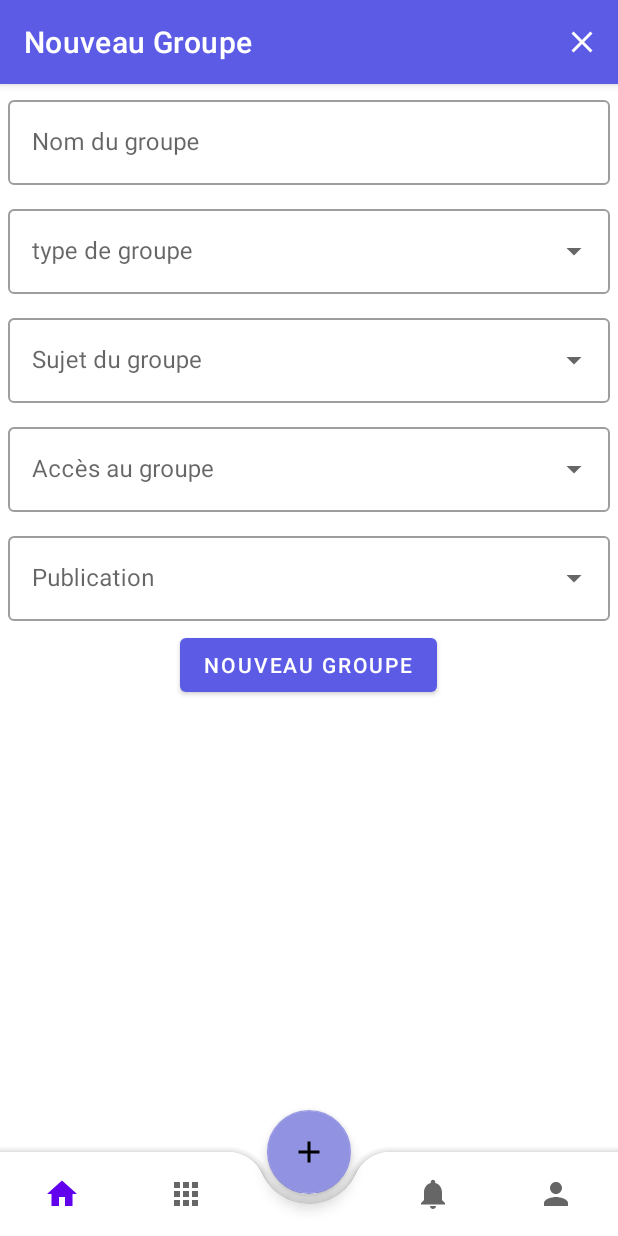
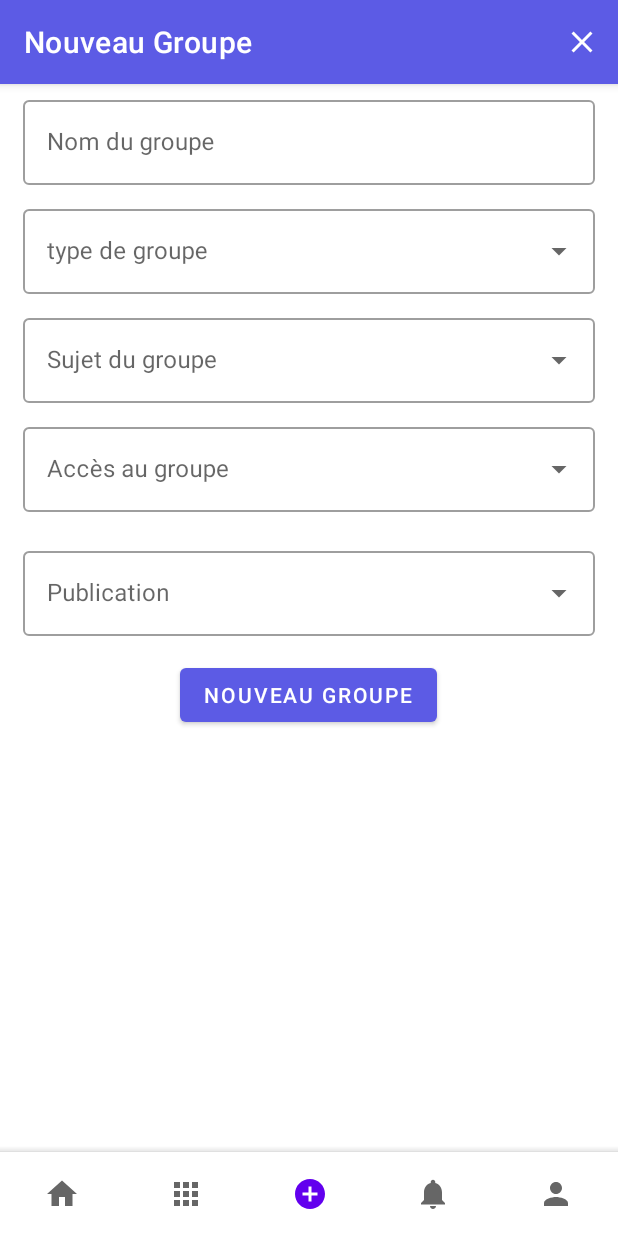
Before and after one commit to ETS-Android2/reseau-social-android, an Android app: the NewGroupFragment screen opened through its navigation route, on a phone screen of 412 x 824 dp. Run offline under Robolectric (Android 15) with nearby library versions, the phone set to English and light mode, and no system bars; our stand-ins replace navigation-ui; 2 statements that could not run were skipped.

Commit message:
Remplacement du bouton flotant de la toolbar bar un bouton classique au milieu de celle ci (c'est mieux niveau design, on a moins de problème et c'est plus sobre)

```diff
--- a/SocialMediaProject/app/src/main/java/com/example/socialmediaproject/MainActivity.java
+++ b/SocialMediaProject/app/src/main/java/com/example/socialmediaproject/MainActivity.java
@@ -28,7 +28,7 @@
         // Passing each menu ID as a set of Ids because each
         // menu should be considered as top level destinations.
         AppBarConfiguration appBarConfiguration = new AppBarConfiguration.Builder(
-                R.id.navigation_home, R.id.navigation_dashboard, R.id.navigation_notifications, R.id.navigation_profile)
+                R.id.navigation_home, R.id.navigation_dashboard, R.id.navigation_newGroup, R.id.navigation_notifications, R.id.navigation_profile)
                 .build();
         NavController navController = Navigation.findNavController(this, R.id.nav_host_fragment);
         //NavigationUI.setupActionBarWithNavController(this, navController, appBarConfiguration);
@@ -37,6 +37,7 @@
 
 
         // action sur le bouton flottant du menu pour ajouter un groupe
+        /*
         FloatingActionButton fab = findViewById(R.id.btnAddGroup);
         fab.setOnClickListener(new View.OnClickListener() {
             @Override
@@ -44,7 +45,7 @@
                 //Toast.makeText(getApplicationContext(),"Nouveau groupe!" , Toast.LENGTH_SHORT).show();
                 Navigation.findNavController(MainActivity.this, R.id.nav_host_fragment).navigate(R.id.newGroupFragment);
             }
-        });
+        });*/
 
 
     }
--- /dev/null
+++ b/SocialMediaProject/app/src/main/res/drawable/ic_baseline_add_circle_24.xml
@@ -0,0 +1,10 @@
+<vector xmlns:android="http://schemas.android.com/apk/res/android"
+    android:width="24dp"
+    android:height="24dp"
+    android:viewportWidth="24"
+    android:viewportHeight="24"
+    android:tint="?attr/colorControlNormal">
+  <path
+      android:fillColor="@android:color/white"
+      android:pathData="M12,2C6.48,2 2,6.48 2,12s4.48,10 10,10 10,-4.48 10,-10S17.52,2 12,2zM17,13h-4v4h-2v-4L7,13v-2h4L11,7h2v4h4v2z"/>
+</vector>
--- a/SocialMediaProject/app/src/main/res/layout/activity_main.xml
+++ b/SocialMediaProject/app/src/main/res/layout/activity_main.xml
@@ -51,13 +51,13 @@
             app:menu="@menu/bottom_nav_menu" />
 
     </com.google.android.material.bottomappbar.BottomAppBar>
-
+<!--
     <com.google.android.material.floatingactionbutton.FloatingActionButton
         android:id="@+id/btnAddGroup"
         android:layout_width="wrap_content"
         android:layout_height="wrap_content"
         app:layout_anchor="@+id/bottom_bar"
         app:layout_anchorGravity="center_horizontal"
-        android:src="@drawable/ic_baseline_add_24" />
+        android:src="@drawable/ic_baseline_add_24" />-->
 
 </androidx.coordinatorlayout.widget.CoordinatorLayout>
--- a/SocialMediaProject/app/src/main/res/layout/new_group_fragment.xml
+++ b/SocialMediaProject/app/src/main/res/layout/new_group_fragment.xml
@@ -10,7 +10,7 @@
         android:layout_height="match_parent">
         <RelativeLayout
             android:layout_width="match_parent"
-            android:layout_height="match_parent"
+            android:layout_height="wrap_content"
             android:orientation="vertical">
 
 
@@ -19,7 +19,10 @@
                 android:id="@+id/label_group_name"
                 android:layout_width="match_parent"
                 android:layout_height="wrap_content"
-                android:layout_margin="5dp"
+                android:layout_marginLeft="15dp"
+                android:layout_marginRight="15dp"
+                android:layout_marginTop="5dp"
+                android:layout_marginBottom="5dp"
                 android:hint="@string/group_name">
 
                 <com.google.android.material.textfield.TextInputEditText
@@ -36,7 +39,10 @@
                 android:id="@+id/label_group_type"
                 android:layout_width="match_parent"
                 android:layout_height="wrap_content"
-                android:layout_margin="5dp"
+                android:layout_marginLeft="15dp"
+                android:layout_marginRight="15dp"
+                android:layout_marginTop="5dp"
+                android:layout_marginBottom="5dp"
                 android:layout_below="@+id/label_group_name"
                 android:hint="type de groupe">
 
@@ -54,7 +60,10 @@
                 android:id="@+id/label_group_subject"
                 android:layout_width="match_parent"
                 android:layout_height="wrap_content"
-                android:layout_margin="5dp"
+                android:layout_marginLeft="15dp"
+                android:layout_marginRight="15dp"
+                android:layout_marginTop="5dp"
+                android:layout_marginBottom="5dp"
                 android:hint="@string/group_subject"
                 android:layout_below="@+id/label_group_type">
 
@@ -72,7 +81,10 @@
                 android:id="@+id/label_group_access"
                 android:layout_width="match_parent"
                 android:layout_height="wrap_content"
-                android:layout_margin="5dp"
+                android:layout_marginLeft="15dp"
+                android:layout_marginRight="15dp"
+                android:layout_marginTop="5dp"
+                android:layout_marginBottom="5dp"
                 android:hint="@string/group_access"
                 android:layout_below="@+id/label_group_subject">
 
@@ -90,7 +102,7 @@
                 android:id="@+id/label_group_publication"
                 android:layout_width="match_parent"
                 android:layout_height="wrap_content"
-                android:layout_margin="5dp"
+                android:layout_margin="15dp"
                 android:hint="@string/group_publication"
                 android:layout_below="@+id/label_group_access">
 
--- a/SocialMediaProject/app/src/main/res/menu/bottom_nav_menu.xml
+++ b/SocialMediaProject/app/src/main/res/menu/bottom_nav_menu.xml
@@ -13,7 +13,10 @@
         android:icon="@drawable/ic_baseline_apps_24"
         android:title="@string/title_dashboard" />
 
-    <item tools:ignore="MenuTitle" />
+    <item
+        android:id="@+id/navigation_newGroup"
+        android:icon="@drawable/ic_baseline_add_circle_24"
+        android:title="@string/title_new_group" />
 
     <item
         android:id="@+id/navigation_notifications"
--- a/SocialMediaProject/app/src/main/res/navigation/mobile_navigation.xml
+++ b/SocialMediaProject/app/src/main/res/navigation/mobile_navigation.xml
@@ -21,6 +21,16 @@
             app:destination="@id/navigation_groupe_post"
             app:enterAnim="@anim/nav_default_enter_anim"
             app:exitAnim="@anim/nav_default_exit_anim" />
+    </fragment>
+
+    <fragment
+        android:id="@+id/navigation_newGroup"
+        android:name="com.example.socialmediaproject.ui.newGroup.NewGroupFragment"
+        android:label="new_group_fragment"
+        tools:layout="@layout/new_group_fragment" >
+        <action
+            android:id="@+id/action_newGroupFragment_to_navigation_groupe_post"
+            app:destination="@id/navigation_groupe_post" />
     </fragment>
 
     <fragment
@@ -100,14 +110,6 @@
         android:id="@+id/settingsGroupFragment"
         android:name="com.example.socialmediaproject.ui.settings.SettingsGroupFragment"
         android:label="SettingsGroupFragment" />
-    <fragment
-        android:id="@+id/newGroupFragment"
-        android:name="com.example.socialmediaproject.ui.newGroup.NewGroupFragment"
-        android:label="new_group_fragment"
-        tools:layout="@layout/new_group_fragment" >
-        <action
-            android:id="@+id/action_newGroupFragment_to_navigation_groupe_post"
-            app:destination="@id/navigation_groupe_post" />
-    </fragment>
+
 
 </navigation>
--- a/SocialMediaProject/app/src/main/res/values/strings.xml
+++ b/SocialMediaProject/app/src/main/res/values/strings.xml
@@ -121,4 +121,5 @@
 
     <string name="hello_first_fragment">Hello first fragment</string>
     <string name="hello_second_fragment">Hello second fragment. Arg: %1$s</string>
+    <string name="title_new_group">New group</string>
 </resources>
```
